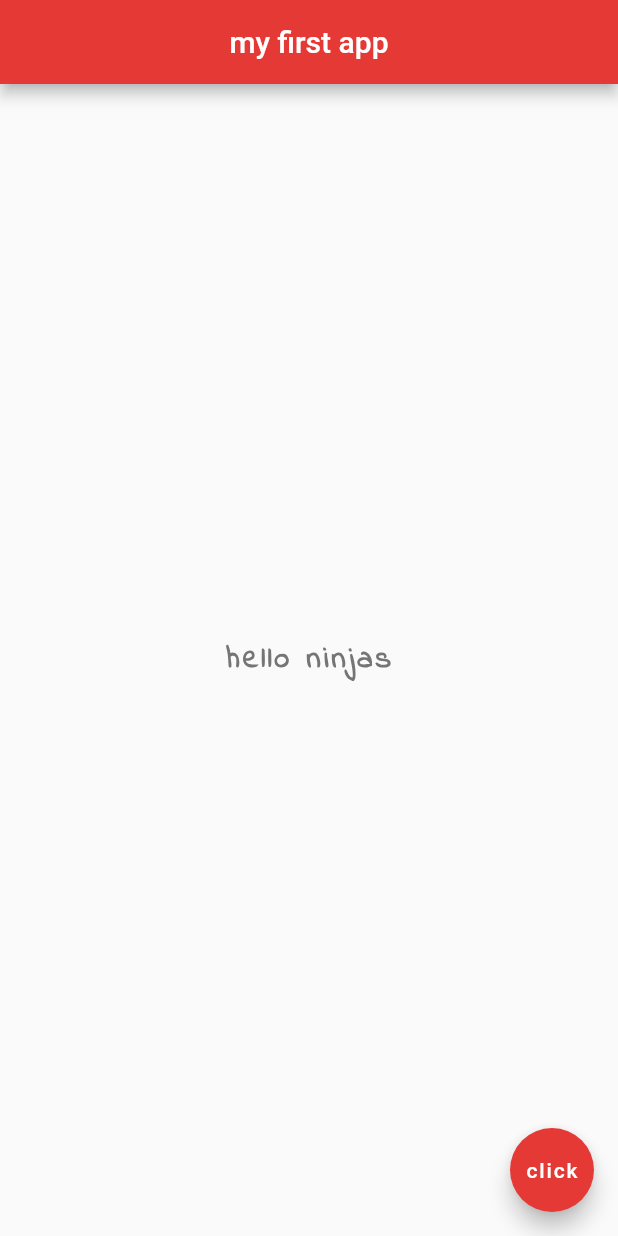
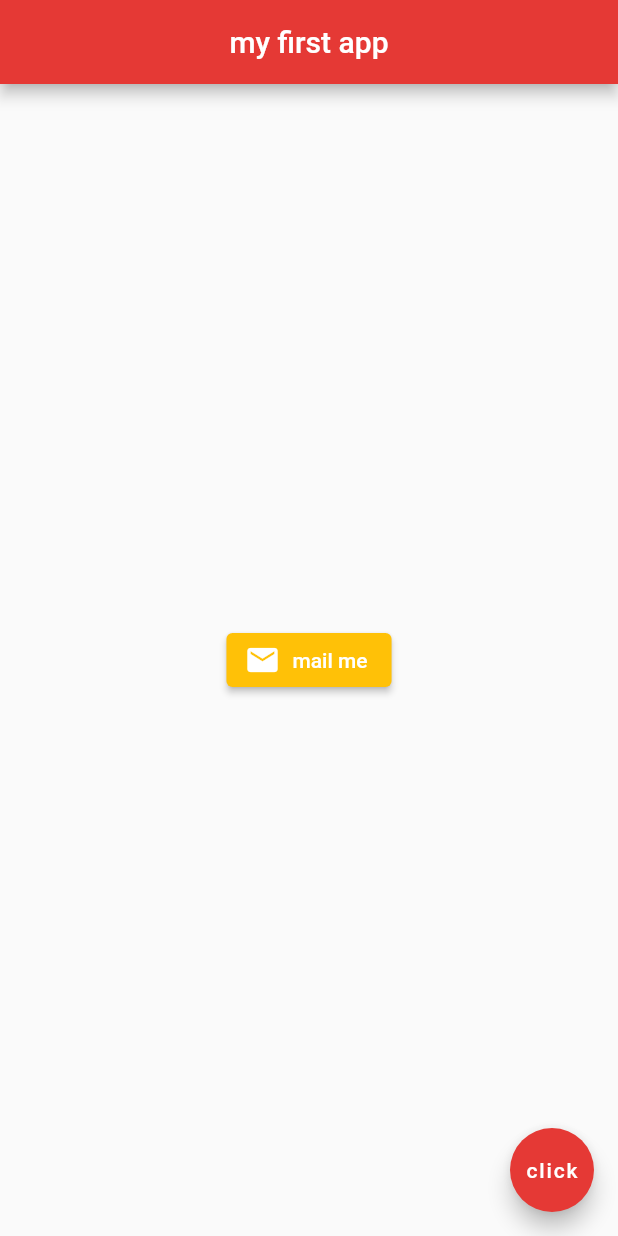
Before and after one commit to okeowosv/world-clock-F101-, a Flutter app: the screen it shows after launch, on a phone screen of 412 x 824 dp. Run offline on Flutter 3.47's test engine with Material 2 defaults, Android fonts, the phone set to English and light mode, and no system bars.

Commit message:
buttons and icons

```diff
--- a/lib/main.dart
+++ b/lib/main.dart
@@ -14,14 +14,12 @@ class Home extends StatelessWidget {
         backgroundColor: Colors.red[600],
       ),
       body: Center(
-        child: Text(
-          'hello ninjas',
-          style: TextStyle(
-            fontSize: 20,
-            fontWeight: FontWeight.bold,
-            letterSpacing: 2.0,
-            color: Colors.grey[600],
-            fontFamily: 'IndieFlower',
+        child: ElevatedButton.icon(
+          onPressed: () {},
+          icon: Icon(Icons.mail),
+          label: Text('mail me'),
+          style: ElevatedButton.styleFrom(
+            primary: Colors.amber,
           ),
         ),
       ),
```
